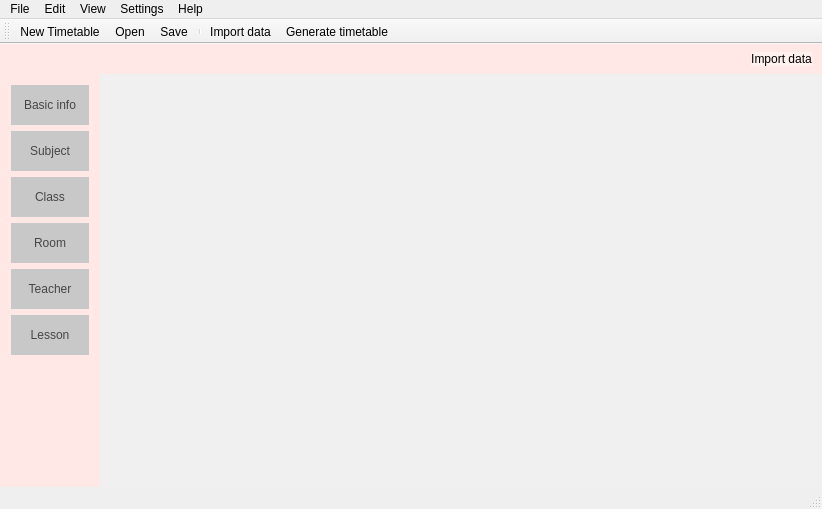
Before: the Qt Designer form Orar/OrarApp/OrarApp.ui in alexandrutm/UnivTimetable, drawn with Qt 5.
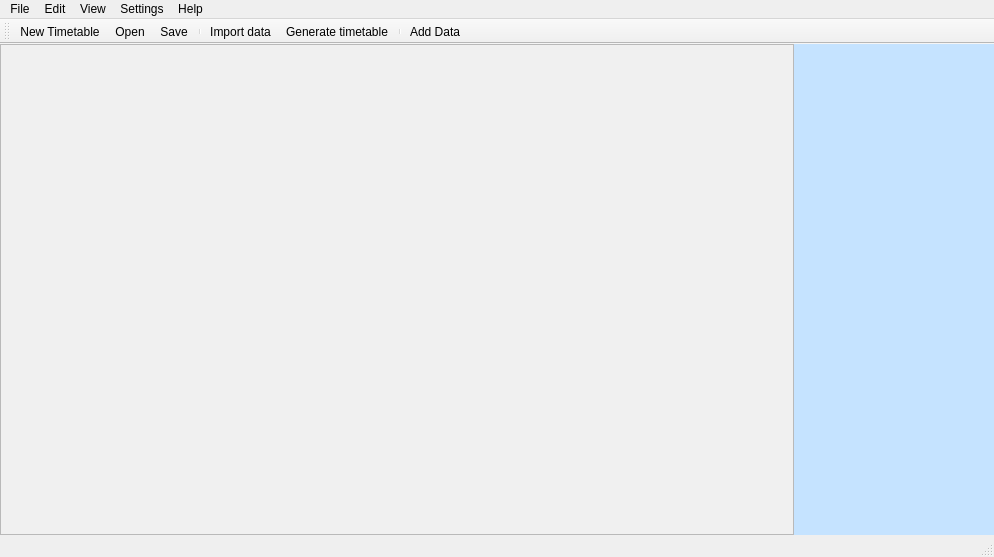
After: the same form once the commit is applied. Icons and pictures are not drawn.

The edit to the form file:
```diff
--- a/Orar/OrarApp/OrarApp.ui
+++ b/Orar/OrarApp/OrarApp.ui
@@ -6,8 +6,8 @@
    <rect>
     <x>0</x>
     <y>0</y>
-    <width>822</width>
-    <height>509</height>
+    <width>994</width>
+    <height>557</height>
    </rect>
   </property>
   <property name="windowTitle">
@@ -61,164 +61,6 @@
         <property name="bottomMargin">
          <number>0</number>
         </property>
-        <item>
-         <widget class="QFrame" name="mTopFrame">
-          <property name="maximumSize">
-           <size>
-            <width>16777215</width>
-            <height>30</height>
-           </size>
-          </property>
-          <property name="styleSheet">
-           <string notr="true">background-color: rgb(215, 250, 255);</string>
-          </property>
-          <property name="frameShape">
-           <enum>QFrame::NoFrame</enum>
-          </property>
-          <property name="frameShadow">
-           <enum>QFrame::Raised</enum>
-          </property>
-          <layout class="QHBoxLayout" name="horizontalLayout_5">
-           <property name="spacing">
-            <number>0</number>
-           </property>
-           <property name="leftMargin">
-            <number>0</number>
-           </property>
-           <property name="topMargin">
-            <number>0</number>
-           </property>
-           <property name="rightMargin">
-            <number>0</number>
-           </property>
-           <property name="bottomMargin">
-            <number>0</number>
-           </property>
-           <item>
-            <widget class="QFrame" name="mToggleFrame">
-             <property name="maximumSize">
-              <size>
-               <width>20</width>
-               <height>40</height>
-              </size>
-             </property>
-             <property name="styleSheet">
-              <string notr="true">background-color: rgb(255, 232, 229)</string>
-             </property>
-             <property name="frameShadow">
-              <enum>QFrame::Raised</enum>
-             </property>
-             <layout class="QVBoxLayout" name="verticalLayout_8">
-              <property name="spacing">
-               <number>0</number>
-              </property>
-              <property name="leftMargin">
-               <number>0</number>
-              </property>
-              <property name="topMargin">
-               <number>0</number>
-              </property>
-              <property name="rightMargin">
-               <number>0</number>
-              </property>
-              <property name="bottomMargin">
-               <number>0</number>
-              </property>
-              <item>
-               <widget class="QPushButton" name="mToggle">
-                <property name="sizePolicy">
-                 <sizepolicy hsizetype="Expanding" vsizetype="Expanding">
-                  <horstretch>0</horstretch>
-                  <verstretch>0</verstretch>
-                 </sizepolicy>
-                </property>
-                <property name="styleSheet">
-                 <string notr="true">color: rgb(0, 0, 0);
-border: 0px solid;</string>
-                </property>
-                <property name="text">
-                 <string/>
-                </property>
-                <property name="icon">
-                 <iconset resource="OrarApp.qrc">
-                  <normaloff>:/OrarApp/img/arrow.png</normaloff>:/OrarApp/img/arrow.png</iconset>
-                </property>
-               </widget>
-              </item>
-             </layout>
-            </widget>
-           </item>
-           <item>
-            <widget class="QFrame" name="mTopMenu">
-             <property name="maximumSize">
-              <size>
-               <width>16777215</width>
-               <height>40</height>
-              </size>
-             </property>
-             <property name="styleSheet">
-              <string notr="true">background-color: rgb(255, 232, 229);</string>
-             </property>
-             <property name="frameShape">
-              <enum>QFrame::NoFrame</enum>
-             </property>
-             <property name="frameShadow">
-              <enum>QFrame::Raised</enum>
-             </property>
-             <layout class="QHBoxLayout" name="horizontalLayout">
-              <property name="spacing">
-               <number>0</number>
-              </property>
-              <property name="leftMargin">
-               <number>0</number>
-              </property>
-              <property name="topMargin">
-               <number>0</number>
-              </property>
-              <property name="rightMargin">
-               <number>10</number>
-              </property>
-              <property name="bottomMargin">
-               <number>0</number>
-              </property>
-              <item>
-               <spacer name="horizontalSpacer">
-                <property name="orientation">
-                 <enum>Qt::Horizontal</enum>
-                </property>
-                <property name="sizeHint" stdset="0">
-                 <size>
-                  <width>628</width>
-                  <height>9</height>
-                 </size>
-                </property>
-               </spacer>
-              </item>
-              <item>
-               <widget class="QPushButton" name="mImportData">
-                <property name="styleSheet">
-                 <string notr="true">QPushButton{
-	color: rgb(0, 0, 0);
-	background-color: rgb(255, 242, 238);
-	border: 0px solid;
-}
-
-QPushButton:hover {
-	
-	background-color: rgb(85, 255, 255);
-}</string>
-                </property>
-                <property name="text">
-                 <string>Import data</string>
-                </property>
-               </widget>
-              </item>
-             </layout>
-            </widget>
-           </item>
-          </layout>
-         </widget>
-        </item>
         <item>
          <widget class="QFrame" name="mContent">
           <property name="frameShape">
@@ -227,7 +69,10 @@
           <property name="frameShadow">
            <enum>QFrame::Raised</enum>
           </property>
-          <layout class="QGridLayout" name="gridLayout_3">
+          <layout class="QHBoxLayout" name="horizontalLayout_2">
+           <property name="spacing">
+            <number>0</number>
+           </property>
            <property name="leftMargin">
             <number>0</number>
            </property>
@@ -240,25 +85,56 @@
            <property name="bottomMargin">
             <number>0</number>
            </property>
-           <property name="spacing">
-            <number>0</number>
-           </property>
-           <item row="0" column="0">
-            <widget class="QFrame" name="mLeftMenu">
+           <item>
+            <widget class="QFrame" name="mView">
+             <property name="frameShape">
+              <enum>QFrame::NoFrame</enum>
+             </property>
+             <property name="frameShadow">
+              <enum>QFrame::Raised</enum>
+             </property>
+             <layout class="QHBoxLayout" name="horizontalLayout_6">
+              <property name="spacing">
+               <number>0</number>
+              </property>
+              <property name="leftMargin">
+               <number>0</number>
+              </property>
+              <property name="topMargin">
+               <number>0</number>
+              </property>
+              <property name="rightMargin">
+               <number>0</number>
+              </property>
+              <property name="bottomMargin">
+               <number>0</number>
+              </property>
+              <item>
+               <widget class="QTableView" name="mTimeTableView">
+                <property name="showGrid">
+                 <bool>true</bool>
+                </property>
+               </widget>
+              </item>
+             </layout>
+            </widget>
+           </item>
+           <item>
+            <widget class="QFrame" name="mRightMenu">
              <property name="minimumSize">
               <size>
-               <width>100</width>
+               <width>200</width>
                <height>0</height>
               </size>
              </property>
              <property name="maximumSize">
               <size>
-               <width>10</width>
+               <width>300</width>
                <height>16777215</height>
               </size>
              </property>
              <property name="styleSheet">
-              <string notr="true">background-color: rgb(255, 232, 229)</string>
+              <string notr="true">background-color: rgb(197, 227, 255);</string>
              </property>
              <property name="frameShape">
               <enum>QFrame::NoFrame</enum>
@@ -266,7 +142,7 @@
              <property name="frameShadow">
               <enum>QFrame::Raised</enum>
              </property>
-             <layout class="QVBoxLayout" name="verticalLayout_9">
+             <layout class="QVBoxLayout" name="verticalLayout_12">
               <property name="spacing">
                <number>0</number>
               </property>
@@ -282,198 +158,6 @@
               <property name="bottomMargin">
                <number>0</number>
               </property>
-              <item alignment="Qt::AlignTop">
-               <widget class="QFrame" name="mLeftMenuTopBtn">
-                <property name="frameShape">
-                 <enum>QFrame::NoFrame</enum>
-                </property>
-                <property name="frameShadow">
-                 <enum>QFrame::Raised</enum>
-                </property>
-                <layout class="QVBoxLayout" name="verticalLayout_2">
-                 <item>
-                  <widget class="QPushButton" name="btnBasicInfo">
-                   <property name="minimumSize">
-                    <size>
-                     <width>0</width>
-                     <height>40</height>
-                    </size>
-                   </property>
-                   <property name="styleSheet">
-                    <string notr="true">QPushButton{
-	font: 75 11pt &quot;Times New Roman&quot;;
-	color: rgb(70, 70, 70);
-	background-color: rgb(200, 200, 200);
-	border: 0px solid;
-}
-
-QPushButton:hover {
-	background-color: rgb(231, 231, 231);
-}</string>
-                   </property>
-                   <property name="text">
-                    <string>Basic info</string>
-                   </property>
-                  </widget>
-                 </item>
-                 <item>
-                  <widget class="QPushButton" name="btnSubject">
-                   <property name="minimumSize">
-                    <size>
-                     <width>0</width>
-                     <height>40</height>
-                    </size>
-                   </property>
-                   <property name="styleSheet">
-                    <string notr="true">QPushButton{
-	font: 75 11pt &quot;Times New Roman&quot;;
-	color: rgb(70, 70, 70);
-	background-color: rgb(200, 200, 200);
-	border: 0px solid;
-}
-
-QPushButton:hover {
-	background-color: rgb(231, 231, 231);
-}</string>
-                   </property>
-                   <property name="text">
-                    <string>Subject</string>
-                   </property>
-                  </widget>
-                 </item>
-                 <item>
-                  <widget class="QPushButton" name="btnClass">
-                   <property name="minimumSize">
-                    <size>
-                     <width>0</width>
-                     <height>40</height>
-                    </size>
-                   </property>
-                   <property name="styleSheet">
-                    <string notr="true">QPushButton{
-	font: 75 11pt &quot;Times New Roman&quot;;
-	color: rgb(70, 70, 70);
-	background-color: rgb(200, 200, 200);
-	border: 0px solid;
-}
-
-QPushButton:hover {
-	background-color: rgb(231, 231, 231);
-}</string>
-                   </property>
-                   <property name="text">
-                    <string>Class</string>
-                   </property>
-                  </widget>
-                 </item>
-                 <item>
-                  <widget class="QPushButton" name="btnRoom">
-                   <property name="minimumSize">
-                    <size>
-                     <width>0</width>
-                     <height>40</height>
-                    </size>
-                   </property>
-                   <property name="styleSheet">
-                    <string notr="true">QPushButton{
-	font: 75 11pt &quot;Times New Roman&quot;;
-	color: rgb(70, 70, 70);
-	background-color: rgb(200, 200, 200);
-	border: 0px solid;
-}
-
-QPushButton:hover {
-	background-color: rgb(231, 231, 231);
-}</string>
-                   </property>
-                   <property name="text">
-                    <string>Room</string>
-                   </property>
-                  </widget>
-                 </item>
-                 <item>
-                  <widget class="QPushButton" name="btnTeacher">
-                   <property name="minimumSize">
-                    <size>
-                     <width>0</width>
-                     <height>40</height>
-                    </size>
-                   </property>
-                   <property name="styleSheet">
-                    <string notr="true">QPushButton{
-	font: 75 11pt &quot;Times New Roman&quot;;
-	color: rgb(70, 70, 70);
-	background-color: rgb(200, 200, 200);
-	border: 0px solid;
-}
-
-QPushButton:hover {
-	background-color: rgb(231, 231, 231);
-}</string>
-                   </property>
-                   <property name="text">
-                    <string>Teacher</string>
-                   </property>
-                  </widget>
-                 </item>
-                 <item>
-                  <widget class="QPushButton" name="btnLesson">
-                   <property name="minimumSize">
-                    <size>
-                     <width>0</width>
-                     <height>40</height>
-                    </size>
-                   </property>
-                   <property name="styleSheet">
-                    <string notr="true">QPushButton{
-	font: 75 11pt &quot;Times New Roman&quot;;
-	color: rgb(70, 70, 70);
-	background-color: rgb(200, 200, 200);
-	border: 0px solid;
-}
-
-QPushButton:hover {
-	background-color: rgb(231, 231, 231);
-}</string>
-                   </property>
-                   <property name="text">
-                    <string>Lesson</string>
-                   </property>
-                  </widget>
-                 </item>
-                </layout>
-               </widget>
-              </item>
-             </layout>
-            </widget>
-           </item>
-           <item row="0" column="1">
-            <widget class="QFrame" name="mView">
-             <property name="frameShape">
-              <enum>QFrame::NoFrame</enum>
-             </property>
-             <property name="frameShadow">
-              <enum>QFrame::Raised</enum>
-             </property>
-             <layout class="QHBoxLayout" name="horizontalLayout_6">
-              <property name="spacing">
-               <number>0</number>
-              </property>
-              <property name="leftMargin">
-               <number>0</number>
-              </property>
-              <property name="topMargin">
-               <number>0</number>
-              </property>
-              <property name="rightMargin">
-               <number>0</number>
-              </property>
-              <property name="bottomMargin">
-               <number>0</number>
-              </property>
-              <item>
-               <widget class="QStackedWidget" name="viewStackedWidget"/>
-              </item>
              </layout>
             </widget>
            </item>
@@ -491,7 +175,7 @@
     <rect>
      <x>0</x>
      <y>0</y>
-     <width>822</width>
+     <width>994</width>
      <height>21</height>
     </rect>
    </property>
@@ -556,6 +240,8 @@
    <addaction name="separator"/>
    <addaction name="mImport_data"/>
    <addaction name="mGenerate"/>
+   <addaction name="separator"/>
+   <addaction name="mData"/>
   </widget>
   <widget class="QStatusBar" name="statusBar"/>
   <action name="mNew">
@@ -608,6 +294,15 @@
     <string>Import data</string>
    </property>
   </action>
+  <action name="mData">
+   <property name="icon">
+    <iconset resource="OrarApp.qrc">
+     <normaloff>:/OrarApp/img/data.png</normaloff>:/OrarApp/img/data.png</iconset>
+   </property>
+   <property name="text">
+    <string>Add Data</string>
+   </property>
+  </action>
  </widget>
  <layoutdefault spacing="6" margin="11"/>
  <resources>
```
Left out of the diff: 1 changed line with no effect on the pictures.
